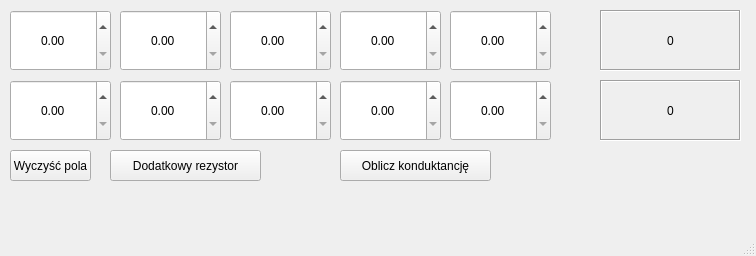
First picture: the form in mainwindow.ui, repository 261995/Kalkulator-rezystancji-GUI2, before the edit.
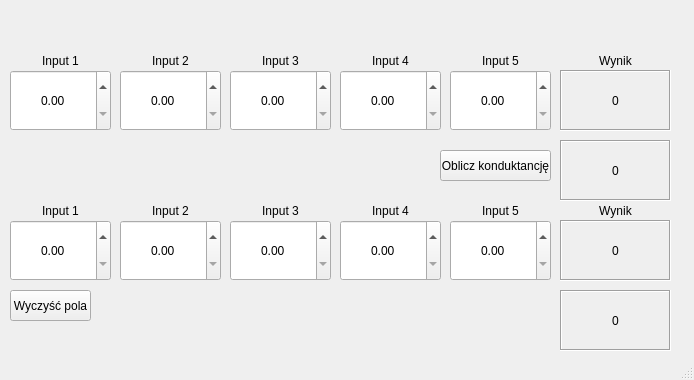
Second picture: the form after the edit.

What changed in the file:
```diff
--- a/mainwindow.ui
+++ b/mainwindow.ui
@@ -6,8 +6,8 @@
    <rect>
     <x>0</x>
     <y>0</y>
-    <width>756</width>
-    <height>256</height>
+    <width>694</width>
+    <height>380</height>
    </rect>
   </property>
   <property name="windowTitle">
@@ -18,7 +18,7 @@
     <property name="geometry">
      <rect>
       <x>10</x>
-      <y>150</y>
+      <y>290</y>
       <width>81</width>
       <height>31</height>
      </rect>
@@ -27,24 +27,11 @@
      <string>Wyczyść pola</string>
     </property>
    </widget>
-   <widget class="QPushButton" name="dodatkowy">
-    <property name="geometry">
-     <rect>
-      <x>110</x>
-      <y>150</y>
-      <width>151</width>
-      <height>31</height>
-     </rect>
-    </property>
-    <property name="text">
-     <string>Dodatkowy rezystor</string>
-    </property>
-   </widget>
    <widget class="QDoubleSpinBox" name="R1">
     <property name="geometry">
      <rect>
       <x>10</x>
-      <y>10</y>
+      <y>70</y>
       <width>101</width>
       <height>61</height>
      </rect>
@@ -59,9 +46,9 @@
    <widget class="QPushButton" name="konduktancja">
     <property name="geometry">
      <rect>
-      <x>340</x>
+      <x>440</x>
       <y>150</y>
-      <width>151</width>
+      <width>111</width>
       <height>31</height>
      </rect>
     </property>
@@ -73,7 +60,7 @@
     <property name="geometry">
      <rect>
       <x>120</x>
-      <y>10</y>
+      <y>70</y>
       <width>101</width>
       <height>61</height>
      </rect>
@@ -89,7 +76,7 @@
     <property name="geometry">
      <rect>
       <x>230</x>
-      <y>10</y>
+      <y>70</y>
       <width>101</width>
       <height>61</height>
      </rect>
@@ -105,87 +92,7 @@
     <property name="geometry">
      <rect>
       <x>340</x>
-      <y>10</y>
-      <width>101</width>
-      <height>61</height>
-     </rect>
-    </property>
-    <property name="acceptDrops">
-     <bool>true</bool>
-    </property>
-    <property name="alignment">
-     <set>Qt::AlignCenter</set>
-    </property>
-   </widget>
-   <widget class="QDoubleSpinBox" name="R5">
-    <property name="geometry">
-     <rect>
-      <x>450</x>
-      <y>10</y>
-      <width>101</width>
-      <height>61</height>
-     </rect>
-    </property>
-    <property name="acceptDrops">
-     <bool>true</bool>
-    </property>
-    <property name="alignment">
-     <set>Qt::AlignCenter</set>
-    </property>
-   </widget>
-   <widget class="QDoubleSpinBox" name="R6">
-    <property name="geometry">
-     <rect>
-      <x>10</x>
-      <y>80</y>
-      <width>101</width>
-      <height>61</height>
-     </rect>
-    </property>
-    <property name="acceptDrops">
-     <bool>true</bool>
-    </property>
-    <property name="alignment">
-     <set>Qt::AlignCenter</set>
-    </property>
-   </widget>
-   <widget class="QDoubleSpinBox" name="R7">
-    <property name="geometry">
-     <rect>
-      <x>120</x>
-      <y>80</y>
-      <width>101</width>
-      <height>61</height>
-     </rect>
-    </property>
-    <property name="acceptDrops">
-     <bool>true</bool>
-    </property>
-    <property name="alignment">
-     <set>Qt::AlignCenter</set>
-    </property>
-   </widget>
-   <widget class="QDoubleSpinBox" name="R8">
-    <property name="geometry">
-     <rect>
-      <x>230</x>
-      <y>80</y>
-      <width>101</width>
-      <height>61</height>
-     </rect>
-    </property>
-    <property name="acceptDrops">
-     <bool>true</bool>
-    </property>
-    <property name="alignment">
-     <set>Qt::AlignCenter</set>
-    </property>
-   </widget>
-   <widget class="QDoubleSpinBox" name="R9">
-    <property name="geometry">
-     <rect>
-      <x>340</x>
-      <y>80</y>
+      <y>70</y>
       <width>101</width>
       <height>61</height>
      </rect>
@@ -200,9 +107,9 @@
    <widget class="QLabel" name="Suma1">
     <property name="geometry">
      <rect>
-      <x>600</x>
-      <y>10</y>
-      <width>141</width>
+      <x>560</x>
+      <y>70</y>
+      <width>111</width>
       <height>61</height>
      </rect>
     </property>
@@ -218,29 +125,16 @@
     <property name="alignment">
      <set>Qt::AlignCenter</set>
     </property>
-   </widget>
-   <widget class="QDoubleSpinBox" name="R10">
-    <property name="geometry">
-     <rect>
-      <x>450</x>
-      <y>80</y>
-      <width>101</width>
-      <height>61</height>
-     </rect>
-    </property>
-    <property name="acceptDrops">
-     <bool>true</bool>
-    </property>
-    <property name="alignment">
-     <set>Qt::AlignCenter</set>
+    <property name="Double" stdset="0">
+     <double>0.000000000000000</double>
     </property>
    </widget>
    <widget class="QLabel" name="Suma2">
     <property name="geometry">
      <rect>
-      <x>600</x>
-      <y>80</y>
-      <width>141</width>
+      <x>560</x>
+      <y>220</y>
+      <width>111</width>
       <height>61</height>
      </rect>
     </property>
@@ -257,6 +151,344 @@
      <set>Qt::AlignCenter</set>
     </property>
    </widget>
+   <widget class="QDoubleSpinBox" name="R5">
+    <property name="geometry">
+     <rect>
+      <x>450</x>
+      <y>70</y>
+      <width>101</width>
+      <height>61</height>
+     </rect>
+    </property>
+    <property name="acceptDrops">
+     <bool>true</bool>
+    </property>
+    <property name="alignment">
+     <set>Qt::AlignCenter</set>
+    </property>
+   </widget>
+   <widget class="QDoubleSpinBox" name="R1_2">
+    <property name="geometry">
+     <rect>
+      <x>10</x>
+      <y>220</y>
+      <width>101</width>
+      <height>61</height>
+     </rect>
+    </property>
+    <property name="acceptDrops">
+     <bool>true</bool>
+    </property>
+    <property name="alignment">
+     <set>Qt::AlignCenter</set>
+    </property>
+   </widget>
+   <widget class="QDoubleSpinBox" name="R4_2">
+    <property name="geometry">
+     <rect>
+      <x>340</x>
+      <y>220</y>
+      <width>101</width>
+      <height>61</height>
+     </rect>
+    </property>
+    <property name="acceptDrops">
+     <bool>true</bool>
+    </property>
+    <property name="alignment">
+     <set>Qt::AlignCenter</set>
+    </property>
+   </widget>
+   <widget class="QDoubleSpinBox" name="R2_2">
+    <property name="geometry">
+     <rect>
+      <x>120</x>
+      <y>220</y>
+      <width>101</width>
+      <height>61</height>
+     </rect>
+    </property>
+    <property name="acceptDrops">
+     <bool>true</bool>
+    </property>
+    <property name="alignment">
+     <set>Qt::AlignCenter</set>
+    </property>
+   </widget>
+   <widget class="QDoubleSpinBox" name="R5_2">
+    <property name="geometry">
+     <rect>
+      <x>450</x>
+      <y>220</y>
+      <width>101</width>
+      <height>61</height>
+     </rect>
+    </property>
+    <property name="acceptDrops">
+     <bool>true</bool>
+    </property>
+    <property name="alignment">
+     <set>Qt::AlignCenter</set>
+    </property>
+   </widget>
+   <widget class="QDoubleSpinBox" name="R3_2">
+    <property name="geometry">
+     <rect>
+      <x>230</x>
+      <y>220</y>
+      <width>101</width>
+      <height>61</height>
+     </rect>
+    </property>
+    <property name="acceptDrops">
+     <bool>true</bool>
+    </property>
+    <property name="alignment">
+     <set>Qt::AlignCenter</set>
+    </property>
+    <property name="value">
+     <double>0.000000000000000</double>
+    </property>
+   </widget>
+   <widget class="QLabel" name="label">
+    <property name="geometry">
+     <rect>
+      <x>10</x>
+      <y>50</y>
+      <width>101</width>
+      <height>21</height>
+     </rect>
+    </property>
+    <property name="text">
+     <string>Input 1</string>
+    </property>
+    <property name="alignment">
+     <set>Qt::AlignCenter</set>
+    </property>
+   </widget>
+   <widget class="QLabel" name="label_2">
+    <property name="geometry">
+     <rect>
+      <x>10</x>
+      <y>200</y>
+      <width>101</width>
+      <height>21</height>
+     </rect>
+    </property>
+    <property name="text">
+     <string>Input 1</string>
+    </property>
+    <property name="alignment">
+     <set>Qt::AlignCenter</set>
+    </property>
+   </widget>
+   <widget class="QLabel" name="label_3">
+    <property name="geometry">
+     <rect>
+      <x>120</x>
+      <y>50</y>
+      <width>101</width>
+      <height>21</height>
+     </rect>
+    </property>
+    <property name="text">
+     <string>Input 2</string>
+    </property>
+    <property name="alignment">
+     <set>Qt::AlignCenter</set>
+    </property>
+   </widget>
+   <widget class="QLabel" name="label_4">
+    <property name="geometry">
+     <rect>
+      <x>120</x>
+      <y>200</y>
+      <width>101</width>
+      <height>21</height>
+     </rect>
+    </property>
+    <property name="text">
+     <string>Input 2</string>
+    </property>
+    <property name="alignment">
+     <set>Qt::AlignCenter</set>
+    </property>
+   </widget>
+   <widget class="QLabel" name="label_5">
+    <property name="geometry">
+     <rect>
+      <x>230</x>
+      <y>50</y>
+      <width>101</width>
+      <height>21</height>
+     </rect>
+    </property>
+    <property name="text">
+     <string>Input 3</string>
+    </property>
+    <property name="alignment">
+     <set>Qt::AlignCenter</set>
+    </property>
+   </widget>
+   <widget class="QLabel" name="label_6">
+    <property name="geometry">
+     <rect>
+      <x>340</x>
+      <y>50</y>
+      <width>101</width>
+      <height>21</height>
+     </rect>
+    </property>
+    <property name="text">
+     <string>Input 4</string>
+    </property>
+    <property name="alignment">
+     <set>Qt::AlignCenter</set>
+    </property>
+   </widget>
+   <widget class="QLabel" name="label_7">
+    <property name="geometry">
+     <rect>
+      <x>450</x>
+      <y>50</y>
+      <width>101</width>
+      <height>21</height>
+     </rect>
+    </property>
+    <property name="text">
+     <string>Input 5</string>
+    </property>
+    <property name="alignment">
+     <set>Qt::AlignCenter</set>
+    </property>
+   </widget>
+   <widget class="QLabel" name="label_8">
+    <property name="geometry">
+     <rect>
+      <x>340</x>
+      <y>200</y>
+      <width>101</width>
+      <height>21</height>
+     </rect>
+    </property>
+    <property name="text">
+     <string>Input 4</string>
+    </property>
+    <property name="alignment">
+     <set>Qt::AlignCenter</set>
+    </property>
+   </widget>
+   <widget class="QLabel" name="label_9">
+    <property name="geometry">
+     <rect>
+      <x>230</x>
+      <y>200</y>
+      <width>101</width>
+      <height>21</height>
+     </rect>
+    </property>
+    <property name="text">
+     <string>Input 3</string>
+    </property>
+    <property name="alignment">
+     <set>Qt::AlignCenter</set>
+    </property>
+   </widget>
+   <widget class="QLabel" name="label_10">
+    <property name="geometry">
+     <rect>
+      <x>450</x>
+      <y>200</y>
+      <width>101</width>
+      <height>21</height>
+     </rect>
+    </property>
+    <property name="text">
+     <string>Input 5</string>
+    </property>
+    <property name="alignment">
+     <set>Qt::AlignCenter</set>
+    </property>
+   </widget>
+   <widget class="QLabel" name="label_11">
+    <property name="geometry">
+     <rect>
+      <x>560</x>
+      <y>50</y>
+      <width>111</width>
+      <height>21</height>
+     </rect>
+    </property>
+    <property name="text">
+     <string>Wynik</string>
+    </property>
+    <property name="alignment">
+     <set>Qt::AlignCenter</set>
+    </property>
+   </widget>
+   <widget class="QLabel" name="label_12">
+    <property name="geometry">
+     <rect>
+      <x>560</x>
+      <y>200</y>
+      <width>111</width>
+      <height>21</height>
+     </rect>
+    </property>
+    <property name="text">
+     <string>Wynik</string>
+    </property>
+    <property name="alignment">
+     <set>Qt::AlignCenter</set>
+    </property>
+   </widget>
+   <widget class="QLabel" name="Suma2_2">
+    <property name="geometry">
+     <rect>
+      <x>560</x>
+      <y>290</y>
+      <width>111</width>
+      <height>61</height>
+     </rect>
+    </property>
+    <property name="frameShape">
+     <enum>QFrame::Box</enum>
+    </property>
+    <property name="frameShadow">
+     <enum>QFrame::Sunken</enum>
+    </property>
+    <property name="text">
+     <string>0</string>
+    </property>
+    <property name="alignment">
+     <set>Qt::AlignCenter</set>
+    </property>
+   </widget>
+   <widget class="QLabel" name="Suma1_2">
+    <property name="geometry">
+     <rect>
+      <x>560</x>
+      <y>140</y>
+      <width>111</width>
+      <height>61</height>
+     </rect>
+    </property>
+    <property name="frameShape">
+     <enum>QFrame::Box</enum>
+    </property>
+    <property name="frameShadow">
+     <enum>QFrame::Sunken</enum>
+    </property>
+    <property name="text">
+     <string>0</string>
+    </property>
+    <property name="alignment">
+     <set>Qt::AlignCenter</set>
+    </property>
+    <property name="Double" stdset="0">
+     <double>0.000000000000000</double>
+    </property>
+   </widget>
   </widget>
   <widget class="QStatusBar" name="statusbar"/>
  </widget>
```
